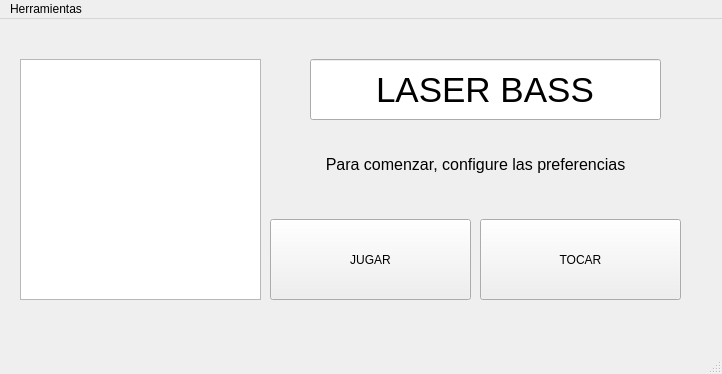
mgoyret/UTN_FRBA_INFO_II_2020_TPO_LASER-BASS, file GUILBass/forms/mainwindow.ui: the form before one commit.
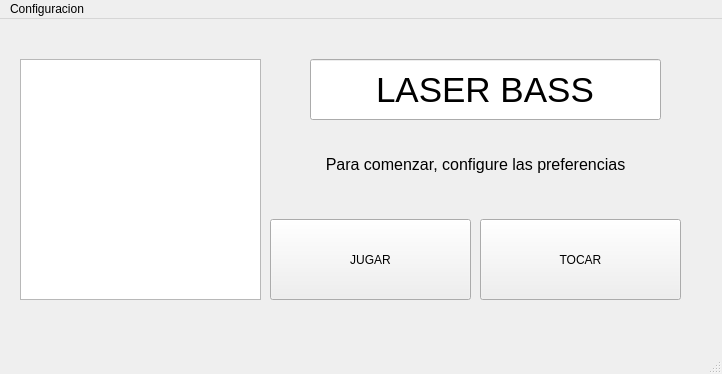
The form after the commit. Icons and pictures are not drawn.

What changed in the file:
```diff
--- a/GUILBass/forms/mainwindow.ui
+++ b/GUILBass/forms/mainwindow.ui
@@ -107,16 +107,16 @@
      <x>0</x>
      <y>0</y>
      <width>722</width>
-     <height>25</height>
+     <height>20</height>
     </rect>
    </property>
-   <widget class="QMenu" name="menuHerramientas">
+   <widget class="QMenu" name="menuConfig">
     <property name="title">
-     <string>Herramientas</string>
+     <string>Configuracion</string>
     </property>
     <addaction name="actionPreferencias"/>
    </widget>
-   <addaction name="menuHerramientas"/>
+   <addaction name="menuConfig"/>
   </widget>
   <widget class="QStatusBar" name="statusbar"/>
   <action name="actionPreferencias">
```
Left out of the diff: 11 changed lines with no effect on the pictures.
